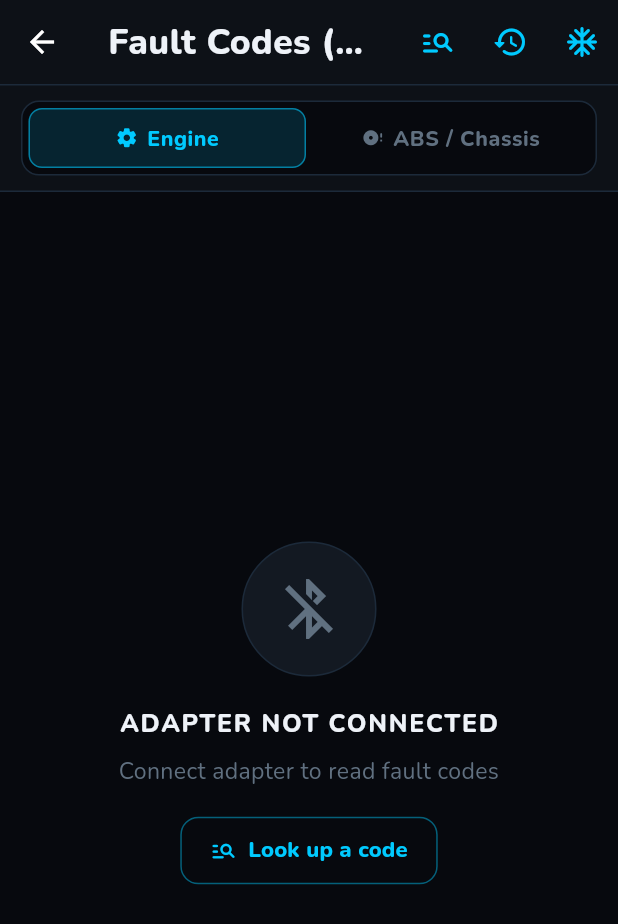
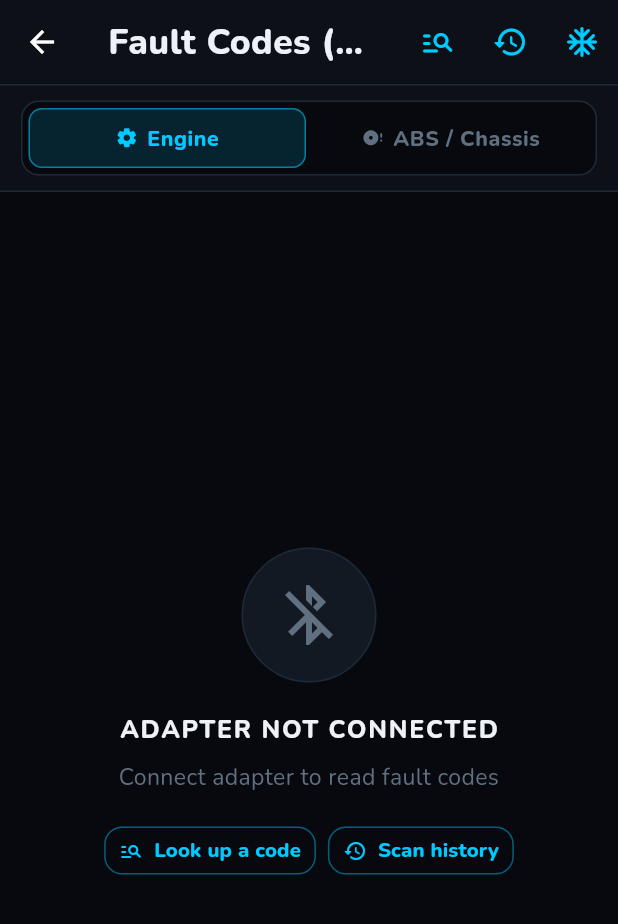
Before and after one commit to hari243565/danlite_elm, a Flutter app: the DtcScreen screen opened by its route, on a phone screen of 412 x 824 dp. Shown: the top 924 px of the screen. Run offline on Flutter 3.47's test engine with Material 3 defaults, Android fonts, the phone set to English and light mode, and no system bars; our stand-ins replace device_info_plus, flutter_dotenv, flutter_secure_storage, google_fonts, package_info_plus, permission_handler and 4 more; missing offline and left inert: cryptography; accounts and stored records are empty.

Commit message:
feat(faults): 4B B2 - Look up a code and Scan history as labelled buttons on the tab
Same two existing screens, no logic change; shown with or without an adapter.
The unlabelled app-bar icons are kept.

Co-Authored-By: Claude Sonnet 5.5 <noreply@anthropic.com>

```diff
--- a/lib/screens/dtc_screen.dart
+++ b/lib/screens/dtc_screen.dart
@@ -422,7 +422,10 @@ class _DtcScreenState extends State<DtcScreen> {
         children: [
           if (recorder?.enabled ?? false) _recorderStrip(context),
           _buildModuleSelector(context),
-          if (sections != null) _buildSectionStrip(context, sections.summaries),
+          if (sections != null) ...[
+            _buildToolsRow(context),
+            _buildSectionStrip(context, sections.summaries),
+          ],
           Expanded(
             child: obd.isConnected
                 ? (_module == DtcModule.engine
@@ -451,6 +454,62 @@ class _DtcScreenState extends State<DtcScreen> {
                       fontSize: 11.5,
                       fontWeight: FontWeight.w700)),
             ),
+          ],
+        ),
+      );
+
+  // ── Entry points (Phase 4B, B2) ───────────────────────────────────────────
+  // The lookup and the scan history already existed behind two unlabelled
+  // app-bar icons. These are the same screens, reached by labelled controls.
+
+  void _openHistory() => Navigator.of(context).push(
+      MaterialPageRoute<void>(builder: (_) => const ScanHistoryScreen()));
+
+  Widget _toolChip(
+          {required String name,
+          required IconData icon,
+          required String label,
+          required VoidCallback onTap}) =>
+      OutlinedButton.icon(
+        key: ValueKey('tool-$name'),
+        onPressed: onTap,
+        icon: Icon(icon, size: 16),
+        label: Text(label,
+            maxLines: 1,
+            style: const TextStyle(fontWeight: FontWeight.w800, fontSize: 11.5)),
+        style: OutlinedButton.styleFrom(
+          foregroundColor: _RC.neonCyan,
+          side: BorderSide(color: _RC.neonCyan.withValues(alpha: 0.45)),
+          visualDensity: VisualDensity.compact,
+          padding: const EdgeInsets.symmetric(horizontal: 10),
+        ),
+      );
+
+  List<Widget> _toolChips(BuildContext context) => [
+        _toolChip(
+            name: 'lookup',
+            icon: Icons.manage_search_rounded,
+            label: context.tr('lookupTitle'),
+            onTap: _openLookup),
+        _toolChip(
+            name: 'history',
+            icon: Icons.history_rounded,
+            label: context.tr('historyTitle'),
+            onTap: _openHistory),
+      ];
+
+  /// One row of labelled controls above the section cards.
+  Widget _buildToolsRow(BuildContext context) => Container(
+        height: 48,
+        decoration: const BoxDecoration(
+          color: _RC.surface,
+          border: Border(bottom: BorderSide(color: _RC.border)),
+        ),
+        child: ListView(
+          scrollDirection: Axis.horizontal,
+          padding: const EdgeInsets.symmetric(horizontal: 14, vertical: 7),
+          children: [
+            for (final c in _toolChips(context)) ...[c, const SizedBox(width: 8)],
           ],
         ),
       );
@@ -824,17 +883,13 @@ class _DtcScreenState extends State<DtcScreen> {
                   textAlign: TextAlign.center,
                   style: const TextStyle(color: _RC.textMuted, fontSize: 13)),
             ),
-            // Lookup needs no adapter: offer it right here.
+            // The lookup and the history need no adapter: offer them here.
             const SizedBox(height: 18),
-            OutlinedButton.icon(
-              onPressed: _openLookup,
-              icon: const Icon(Icons.manage_search_rounded, size: 18),
-              label: Text(context.tr('lookupTitle'),
-                  style: const TextStyle(fontWeight: FontWeight.w800, fontSize: 12.5)),
-              style: OutlinedButton.styleFrom(
-                foregroundColor: _RC.neonCyan,
-                side: BorderSide(color: _RC.neonCyan.withValues(alpha: 0.45)),
-              ),
+            Wrap(
+              alignment: WrapAlignment.center,
+              spacing: 8,
+              runSpacing: 8,
+              children: _toolChips(context),
             ),
           ],
         ),
```
Also changed, not shown: 2 other files.
